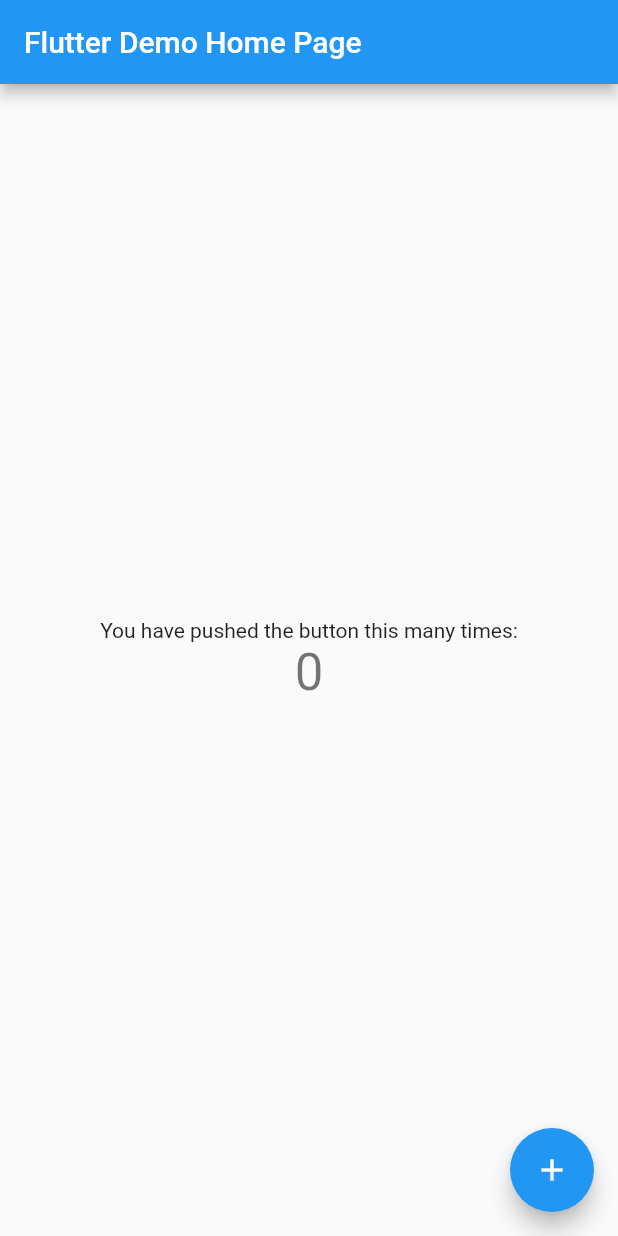
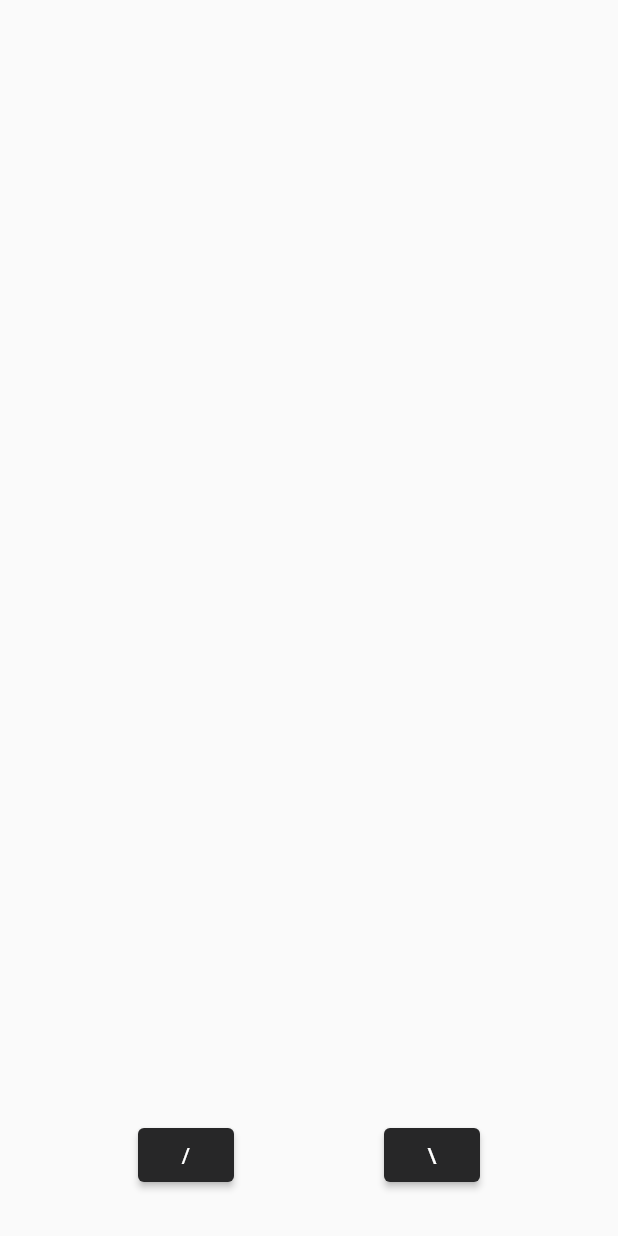
Before and after one commit to GDG-GTBIT/Flutter-Rocket-App, a Flutter app: the screen it shows after launch, on a phone screen of 412 x 824 dp. Run offline on Flutter 3.47's test engine with Material 2 defaults, Android fonts, the phone set to English and light mode, and no system bars.

Commit message:
Created home screen

```diff
--- /dev/null
+++ b/lib/home.dart
@@ -0,0 +1,50 @@
+import 'package:flutter/material.dart';
+
+class Home extends StatefulWidget {
+  const Home({super.key});
+
+  @override
+  State<Home> createState() => _HomeState();
+}
+
+class _HomeState extends State<Home> {
+  @override
+  Widget build(BuildContext context) {
+    return Scaffold(
+      body: Container(
+        alignment: Alignment.bottomCenter,
+        margin: EdgeInsets.only(bottom: 30),
+        child: Row(
+          mainAxisAlignment: MainAxisAlignment.center,
+          children: <Widget>[
+            ElevatedButton(
+              onPressed: () {},
+              child: Text(
+                "/",
+                style: TextStyle(color: Colors.white),
+              ),
+              style: ButtonStyle(
+                backgroundColor: MaterialStateProperty.all(
+                    const Color.fromARGB(255, 39, 39, 40)),
+              ),
+            ),
+            const SizedBox(
+              width: 100,
+            ),
+            ElevatedButton(
+              onPressed: () {},
+              child: Text(
+                "\\",
+                style: TextStyle(color: Colors.white),
+              ),
+              style: ButtonStyle(
+                backgroundColor: MaterialStateProperty.all(
+                    const Color.fromARGB(255, 39, 39, 40)),
+              ),
+            ),
+          ],
+        ),
+      ),
+    );
+  }
+}
--- a/lib/main.dart
+++ b/lib/main.dart
@@ -1,115 +1,16 @@
 import 'package:flutter/material.dart';
+import 'home.dart';
 
-void main() {
-  runApp(const MyApp());
-}
+void main() => runApp(MyApp());
 
 class MyApp extends StatelessWidget {
   const MyApp({super.key});
 
-  // This widget is the root of your application.
   @override
   Widget build(BuildContext context) {
     return MaterialApp(
-      title: 'Flutter Demo',
-      theme: ThemeData(
-        // This is the theme of your application.
-        //
-        // Try running your application with "flutter run". You'll see the
-        // application has a blue toolbar. Then, without quitting the app, try
-        // changing the primarySwatch below to Colors.green and then invoke
-        // "hot reload" (press "r" in the console where you ran "flutter run",
-        // or simply save your changes to "hot reload" in a Flutter IDE).
-        // Notice that the counter didn't reset back to zero; the application
-        // is not restarted.
-        primarySwatch: Colors.blue,
-      ),
-      home: const MyHomePage(title: 'Flutter Demo Home Page'),
+      debugShowCheckedModeBanner: false,
+      home: Home(),
     );
   }
 }
-
-class MyHomePage extends StatefulWidget {
-  const MyHomePage({super.key, required this.title});
-
-  // This widget is the home page of your application. It is stateful, meaning
-  // that it has a State object (defined below) that contains fields that affect
-  // how it looks.
-
-  // This class is the configuration for the state. It holds the values (in this
-  // case the title) provided by the parent (in this case the App widget) and
-  // used by the build method of the State. Fields in a Widget subclass are
-  // always marked "final".
-
-  final String title;
-
-  @override
-  State<MyHomePage> createState() => _MyHomePageState();
-}
-
-class _MyHomePageState extends State<MyHomePage> {
-  int _counter = 0;
-
-  void _incrementCounter() {
-    setState(() {
-      // This call to setState tells the Flutter framework that something has
-      // changed in this State, which causes it to rerun the build method below
-      // so that the display can reflect the updated values. If we changed
-      // _counter without calling setState(), then the build method would not be
-      // called again, and so nothing would appear to happen.
-      _counter++;
-    });
-  }
-
-  @override
-  Widget build(BuildContext context) {
-    // This method is rerun every time setState is called, for instance as done
-    // by the _incrementCounter method above.
-    //
-    // The Flutter framework has been optimized to make rerunning build methods
-    // fast, so that you can just rebuild anything that needs updating rather
-    // than having to individually change instances of widgets.
-    return Scaffold(
-      appBar: AppBar(
-        // Here we take the value from the MyHomePage object that was created by
-        // the App.build method, and use it to set our appbar title.
-        title: Text(widget.title),
-      ),
-      body: Center(
-        // Center is a layout widget. It takes a single child and positions it
-        // in the middle of the parent.
-        child: Column(
-          // Column is also a layout widget. It takes a list of children and
-          // arranges them vertically. By default, it sizes itself to fit its
-          // children horizontally, and tries to be as tall as its parent.
-          //
-          // Invoke "debug painting" (press "p" in the console, choose the
-          // "Toggle Debug Paint" action from the Flutter Inspector in Android
-          // Studio, or the "Toggle Debug Paint" command in Visual Studio Code)
-          // to see the wireframe for each widget.
-          //
-          // Column has various properties to control how it sizes itself and
-          // how it positions its children. Here we use mainAxisAlignment to
-          // center the children vertically; the main axis here is the vertical
-          // axis because Columns are vertical (the cross axis would be
-          // horizontal).
-          mainAxisAlignment: MainAxisAlignment.center,
-          children: <Widget>[
-            const Text(
-              'You have pushed the button this many times:',
-            ),
-            Text(
-              '$_counter',
-              style: Theme.of(context).textTheme.headline4,
-            ),
-          ],
-        ),
-      ),
-      floatingActionButton: FloatingActionButton(
-        onPressed: _incrementCounter,
-        tooltip: 'Increment',
-        child: const Icon(Icons.add),
-      ), // This trailing comma makes auto-formatting nicer for build methods.
-    );
-  }
-}
```
